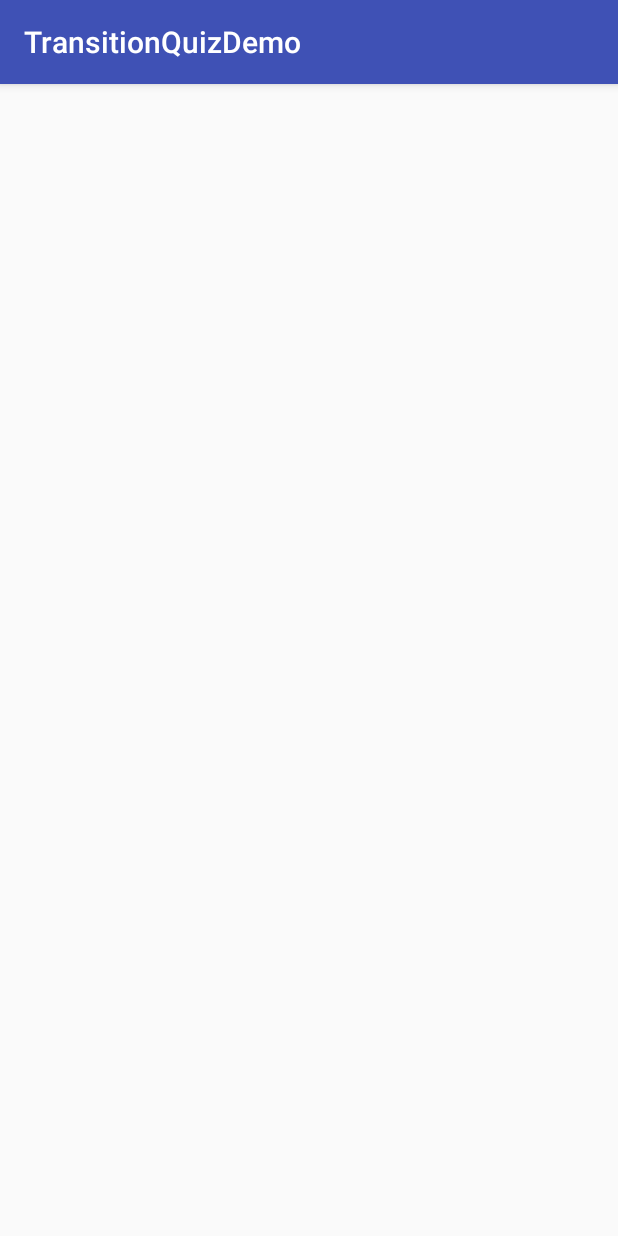
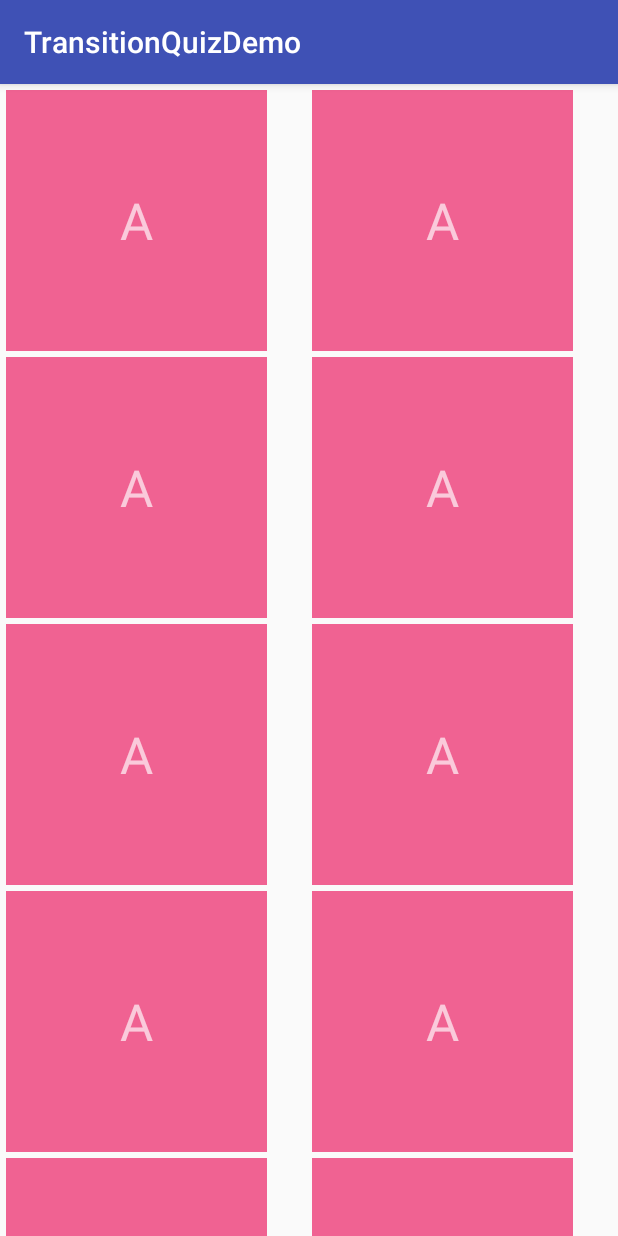
Before and after one commit to george-sp/MaterialDesign-Udacity, an Android app: the screen it shows after launch (MainActivity), on a phone screen of 412 x 824 dp. Run offline under Robolectric (Android 15) with nearby library versions, the phone set to English and light mode, and no system bars; our stand-ins replace ButterKnife.

Commit message:
Set an Adapter and an OnClickListener to the GridView.

```diff
--- a/TransitionQuizDemo/app/build.gradle
+++ b/TransitionQuizDemo/app/build.gradle
@@ -22,5 +22,6 @@ android {
 dependencies {
     compile fileTree(dir: 'libs', include: ['*.jar'])
     testCompile 'junit:junit:4.12'
+    compile 'com.jakewharton:butterknife:7.0.1'
     compile 'com.android.support:appcompat-v7:24.2.0'
 }
--- a/TransitionQuizDemo/app/src/main/java/com/codeburrow/transitionquizdemo/MainActivity.java
+++ b/TransitionQuizDemo/app/src/main/java/com/codeburrow/transitionquizdemo/MainActivity.java
@@ -1,13 +1,65 @@
 package com.codeburrow.transitionquizdemo;
 
+import android.content.Intent;
+import android.os.Bundle;
 import android.support.v7.app.AppCompatActivity;
-import android.os.Bundle;
+import android.view.View;
+import android.view.ViewGroup;
+import android.widget.AdapterView;
+import android.widget.BaseAdapter;
+import android.widget.GridView;
+import android.widget.TextView;
+
+import butterknife.Bind;
+import butterknife.ButterKnife;
 
 public class MainActivity extends AppCompatActivity {
+
+    private static final String LOG_TAG = MainActivity.class.getSimpleName();
+
+    @Bind(R.id.grid)
+    GridView grid;
 
     @Override
     protected void onCreate(Bundle savedInstanceState) {
         super.onCreate(savedInstanceState);
         setContentView(R.layout.activity_main);
+
+        ButterKnife.bind(this);
+
+        grid.setAdapter(new GridAdapter());
+        grid.setOnItemClickListener(new AdapterView.OnItemClickListener() {
+            @Override
+            public void onItemClick(AdapterView<?> parent, View view, int position, long id) {
+                startActivity(new Intent(MainActivity.this, DetailActivity.class));
+            }
+        });
+    }
+
+    private class GridAdapter extends BaseAdapter {
+
+        @Override
+        public int getCount() {
+            return 20;
+        }
+
+        @Override
+        public Object getItem(int position) {
+            return null;
+        }
+
+        @Override
+        public long getItemId(int position) {
+            return position;
+        }
+
+        @Override
+        public View getView(int position, View convertView, ViewGroup parent) {
+            if (convertView == null) {
+                convertView = getLayoutInflater().inflate(R.layout.grid_item, parent, false);
+            }
+            ((TextView) convertView).setText("A");
+            return convertView;
+        }
     }
 }
--- /dev/null
+++ b/TransitionQuizDemo/app/src/main/res/drawable/grid_item_background.xml
@@ -0,0 +1,11 @@
+<?xml version="1.0" encoding="utf-8"?>
+<ripple
+    xmlns:android="http://schemas.android.com/apk/res/android"
+    android:color="#8ddd">
+
+    <item>
+        <shape android:shape="rectangle">
+            <solid android:color="#f06292"/>
+        </shape>
+    </item>
+</ripple>
--- /dev/null
+++ b/TransitionQuizDemo/app/src/main/res/layout/grid_item.xml
@@ -0,0 +1,10 @@
+<?xml version="1.0" encoding="utf-8"?>
+<TextView
+    xmlns:android="http://schemas.android.com/apk/res/android"
+    android:layout_width="174dp"
+    android:layout_height="174dp"
+    android:background="@drawable/grid_item_background"
+    android:gravity="center"
+    android:textAppearance="@android:style/TextAppearance.Material.Display1"
+    android:textColor="#afff"
+    android:transitionName="hero"/>
```
